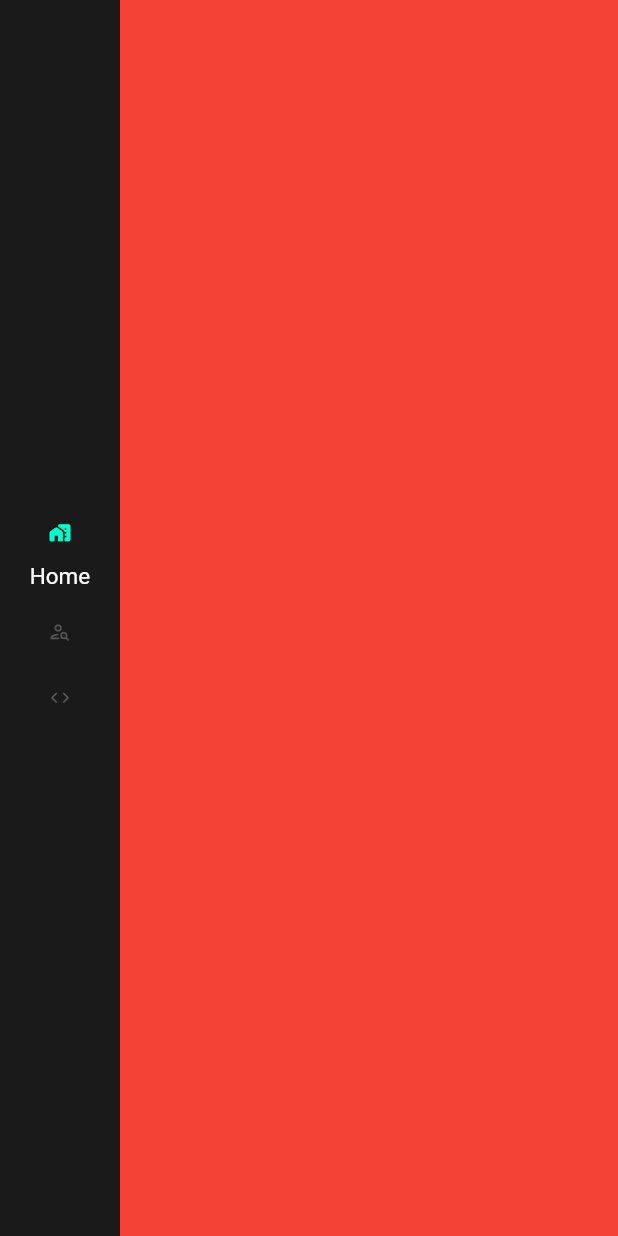
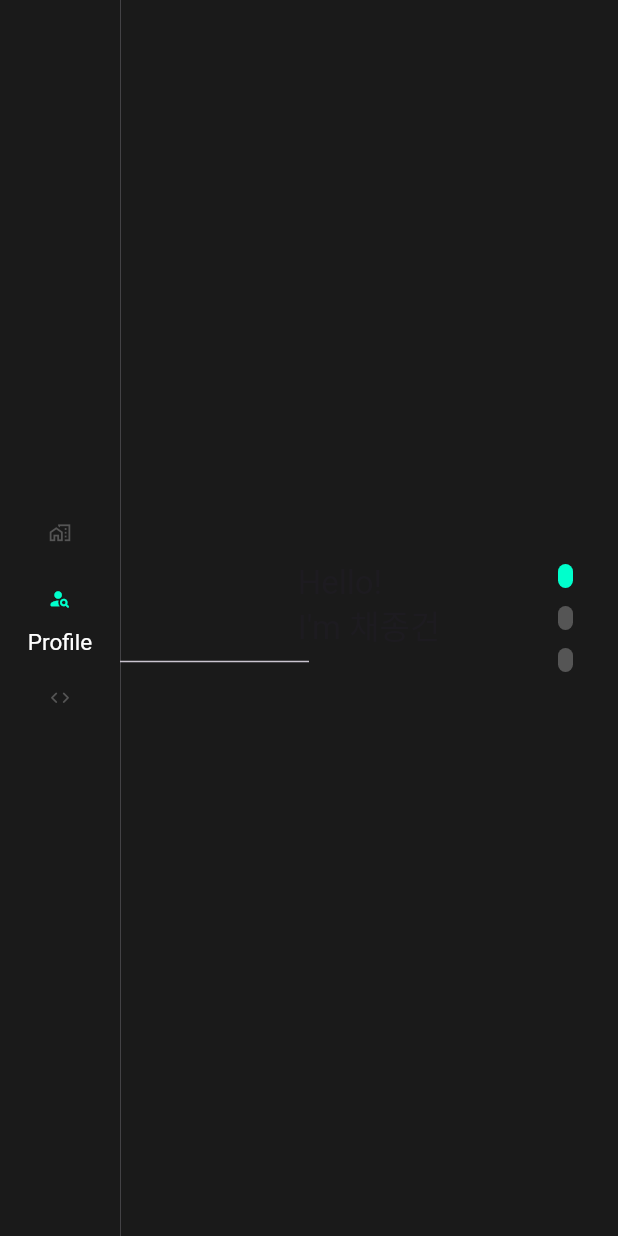
Before and after one commit to C0routine/C0routine.github.io, a Flutter app: the screen it shows after launch, on a phone screen of 412 x 824 dp. Run offline on Flutter 3.47's test engine with Material 2 defaults, Android fonts, the phone set to English and light mode, and no system bars; drawn by our look-alikes of smooth_page_indicator; our stand-ins replace go_router.

Commit message:
feature/Profile Page Indicator Create

```diff
--- a/lib/utils/app_style.dart
+++ b/lib/utils/app_style.dart
@@ -14,6 +14,12 @@ class AppStyle {
     return MediaQuery.of(context).size.width > 600;
   }
 
+  /// width 의 퍼센트 사이즈 [size] 0.0 ~ 1.0 값만 사용.
+  static double widthPercent(BuildContext context, double size) {
+    if(size < 0.0 || size > 1.0) return 0.0;
+    return MediaQuery.of(context).size.width * size;
+  }
+
   static const EdgeInsets gapTop = EdgeInsets.only(top: 20);
   static const EdgeInsets gapBottom = EdgeInsets.only(bottom: 20);
   static const EdgeInsets gapLeft = EdgeInsets.only(left: 20);
--- a/lib/utils/app_theme.dart
+++ b/lib/utils/app_theme.dart
@@ -21,6 +21,12 @@ class AppTheme {
   }
 
   static const TextTheme desktopTextTheme = TextTheme(
+    titleLarge: TextStyle(
+      fontSize: 48,
+      color: AppColor.text,
+      fontWeight: FontWeight.w900,
+    ),
+
     // 소제목
     titleSmall: TextStyle(
       fontSize: 18,
--- a/lib/view/screens/old/home_alpha.dart
+++ b/lib/view/screens/old/home_alpha.dart
@@ -1,7 +1,7 @@
 import 'package:flutter/material.dart';
 
-import 'package:blog/view/widgets/root/home_old/alpha/home_alpha_title.dart';
-import 'package:blog/view/widgets/root/home_old/alpha/home_alpha_body.dart';
+import 'package:blog/view/widgets/home_old/alpha/home_alpha_title.dart';
+import 'package:blog/view/widgets/home_old/alpha/home_alpha_body.dart';
 
 class HomeScreenAlpha extends StatefulWidget {
   const HomeScreenAlpha({super.key});
--- /dev/null
+++ b/lib/view/screens/profile_screen.dart
@@ -0,0 +1,59 @@
+import 'package:blog/utils/app_color.dart';
+import 'package:blog/view/widgets/profile/intro.dart';
+import 'package:flutter/material.dart';
+import 'package:smooth_page_indicator/smooth_page_indicator.dart';
+
+class ProfileScreen extends StatefulWidget {
+  const ProfileScreen({Key? key}) : super(key: key);
+
+  @override
+  State<ProfileScreen> createState() => _ProfileScreenState();
+}
+
+class _ProfileScreenState extends State<ProfileScreen> {
+  @override
+  Widget build(BuildContext context) {
+    final pageController = PageController(initialPage: 0);
+    return Stack(
+      children: [
+        PageView(
+          controller: pageController,
+          scrollDirection: Axis.vertical,
+          physics: const PageScrollPhysics(),
+          pageSnapping: true,
+          children: [
+            ProfileIntro(),
+            Center(child: Text('Second Page')),
+            Center(child: Text('Third Page')),
+          ],
+        ),
+        Padding(
+          padding: const EdgeInsets.only(right: 30),
+          child: Align(
+            alignment: Alignment.centerRight,
+            child: SmoothPageIndicator(
+              count: 3,
+              effect: const SwapEffect(
+                type: SwapType.yRotation,
+                spacing: 12,
+                dotWidth: 16,
+                dotHeight: 10,
+                dotColor: AppColor.disable,
+                activeDotColor: AppColor.accent,
+              ),
+              controller: pageController,
+              axisDirection: Axis.vertical,
+              onDotClicked: (int page) {
+                pageController.animateToPage(
+                  page,
+                  curve: Curves.easeInOutBack,
+                  duration: const Duration(milliseconds: 1200),
+                );
+              },
+            ),
+          ),
+        ),
+      ],
+    );
+  }
+}
--- a/lib/view/screens/root_screen.dart
+++ b/lib/view/screens/root_screen.dart
@@ -1,3 +1,4 @@
+import 'package:blog/view/screens/profile_screen.dart';
 import 'package:flutter/material.dart';
 
 class RootScreen extends StatefulWidget {
@@ -8,13 +9,13 @@ class RootScreen extends StatefulWidget {
 }
 
 class _RootScreenState extends State<RootScreen> {
-  int _selectIndex = 0;
+  int _selectIndex = 1;
 
   @override
   Widget build(BuildContext context) {
     List<Widget> screenList = [
       Container(color: Colors.red),
-      Container(color: Colors.green),
+      const ProfileScreen(),
       Container(color: Colors.blue),
     ];
 
--- /dev/null
+++ b/lib/view/widgets/profile/intro.dart
@@ -0,0 +1,24 @@
+
+import 'package:blog/utils/app_style.dart';
+import 'package:flutter/material.dart';
+
+class ProfileIntro extends StatefulWidget {
+  const ProfileIntro({Key? key}) : super(key: key);
+
+  @override
+  State<ProfileIntro> createState() => _ProfileIntroState();
+}
+
+class _ProfileIntroState extends State<ProfileIntro> {
+  @override
+  Widget build(BuildContext context) {
+    return Column(
+      mainAxisAlignment: MainAxisAlignment.center,
+      children: [
+        Text('Hello!\nI\'m 채종건', textAlign: TextAlign.start,
+        style: Theme.of(context).textTheme.titleLarge,),
+        Divider(thickness: 1, endIndent: AppStyle.widthPercent(context, 0.5)),
+      ],
+    );
+  }
+}
--- a/pubspec.yaml
+++ b/pubspec.yaml
@@ -37,6 +37,7 @@ dependencies:
   cupertino_icons: ^1.0.2
   go_router: ^7.1.1
   provider: ^6.0.5
+  smooth_page_indicator: ^1.1.0
 
 dev_dependencies:
   flutter_test:
```
Also changed, not shown: lib/view/screens/portfolio_screen.dart (deleted, +0 -46 lines), lib/view/widgets/home_old/alpha/home_alpha_body.dart (renamed from lib/view/widgets/root/home_old/alpha/home_alpha_body.dart), lib/view/widgets/home_old/alpha/home_alpha_title.dart (renamed from lib/view/widgets/root/home_old/alpha/home_alpha_title.dart), pubspec.lock.
